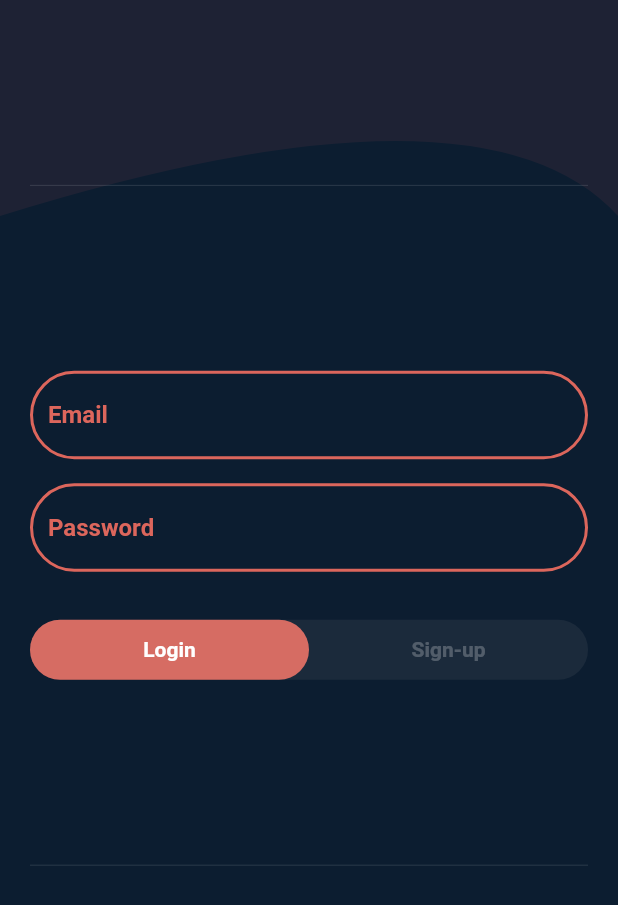
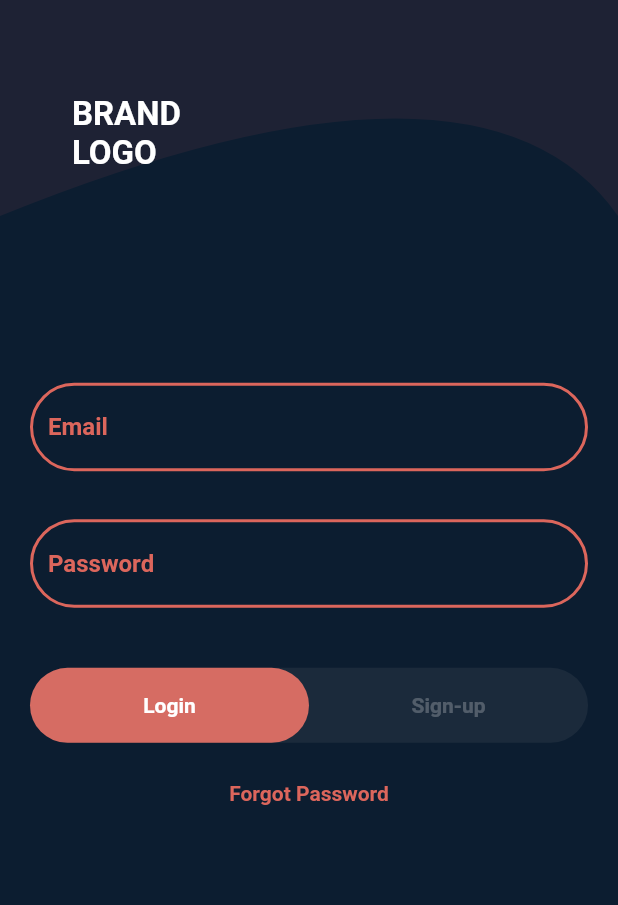
Before and after one commit to MherKarapetyan/mobxTest, a Flutter app: the screen it shows after launch, on a phone screen of 412 x 824 dp. Shown: the top 905 px of the screen. Run offline on Flutter 3.47's test engine with Material 2 defaults, Android fonts, the phone set to English and light mode, and no system bars; our stand-ins replace flutter_mobx, flutter_secure_storage, google_fonts, mobx; accounts and stored records are empty; generated files the repository leaves out were written again; Roboto replaces fonts that are missing (Ubuntu).

Commit message:
Minor UI changes

```diff
--- a/lib/helper/themes.dart
+++ b/lib/helper/themes.dart
@@ -33,6 +33,7 @@ class AppThemes {
       appBarTheme: AppBarTheme(brightness: Brightness.dark),
       primaryTextTheme: TextTheme(
         button: GoogleFonts.ubuntu(fontWeight: FONTWEIGHT_SEMI_BOLD),
+        headline6: GoogleFonts.ubuntu(fontWeight: FONTWEIGHT_SEMI_BOLD, fontSize: 22),
       ),
       inputDecorationTheme: InputDecorationTheme(
         hintStyle:
--- a/lib/presentation/auth/auth.dart
+++ b/lib/presentation/auth/auth.dart
@@ -8,6 +8,7 @@ import 'package:mobx_with_clean_archtecture/helper/routes.dart';
 import 'package:mobx_with_clean_archtecture/presentation/auth/auth_module.dart';
 import 'package:mobx_with_clean_archtecture/presentation/auth/auth_styles.dart';
 import 'package:mobx_with_clean_archtecture/presentation/auth/components/segmented_control.dart';
+import 'package:mobx_with_clean_archtecture/presentation/widgets/buttons/buttons.dart';
 import 'package:mobx_with_clean_archtecture/presentation/widgets/custom_paint/custom_paint.dart';
 import 'package:mobx_with_clean_archtecture/presentation/widgets/loading.dart';
 import 'package:mobx_with_clean_archtecture/presentation/widgets/textfields/textfield.dart';
@@ -39,9 +40,9 @@ class AuthPage extends StatelessWidget {
                           child: ListView(
                             children: [
                               Divider(
-                                height: MediaQuery.of(context).size.height *
-                                    _styles.dividerHeightFactor,
-                              ),
+                                  height: MediaQuery.of(context).size.height *
+                                      _styles.dividerHeightFactor,
+                                  color: AppThemes.transparent),
                               AppTextField(
                                 validator: _auth.validateEmail,
                                 onChanged: _auth.changeEmail,
@@ -60,13 +61,37 @@ class AuthPage extends StatelessWidget {
                                     _styles.segmentedControlWidthFactor,
                                 child: const SegmentedControl(),
                               ),
+                              AppButton(
+                                child: Text(
+                                  'Forgot Password',
+                                  style: Theme.of(context)
+                                      .primaryTextTheme
+                                      .button
+                                      ?.copyWith(
+                                        color: Theme.of(context)
+                                            .secondaryHeaderColor,
+                                      ),
+                                ),
+                                onPressed: () {},
+                              ),
                               Divider(
-                                height: MediaQuery.of(context).size.height *
-                                    _styles.dividerHeightFactor,
-                              ),
+                                  height: MediaQuery.of(context).size.height *
+                                      _styles.dividerHeightFactor,
+                                  color: AppThemes.transparent),
                             ],
                           ),
                         ),
+                      ),
+                    ),
+                    Positioned(
+                      top: window.physicalSize.height * 0.035,
+                      left: window.physicalSize.width * 0.02,
+                      child: Text(
+                        'Brand \nLogo'.toUpperCase(),
+                        style: Theme.of(context)
+                            .primaryTextTheme
+                            .headline6
+                            ?.copyWith(color: AppThemes.white),
                       ),
                     ),
                     if (_auth.loading) const Loading(),
--- a/lib/presentation/auth/components/segmented_control_styles.dart
+++ b/lib/presentation/auth/components/segmented_control_styles.dart
@@ -1,7 +1,7 @@
 import 'package:flutter/material.dart' show BorderRadius, Curve, Curves;
 
 class SegmentedControlStyles {
-  final double height = 40;
+  final double height = 50;
   final double buttonsBackgroundOpacity = 0.1;
   final BorderRadius borderRadius = BorderRadius.circular(100);
   final Duration animationDuration = Duration(milliseconds: 400);
--- a/lib/presentation/widgets/buttons/buttons.dart
+++ b/lib/presentation/widgets/buttons/buttons.dart
@@ -1,10 +1,29 @@
 import 'package:flutter/material.dart';
+import 'package:mobx_with_clean_archtecture/helper/themes.dart';
 
 class AppButton extends StatelessWidget {
-  const AppButton({Key? key}) : super(key: key);
+  final Function()? onPressed;
+  final Widget child;
+  AppButton({
+    Key? key,
+    required this.onPressed,
+    required this.child,
+  }) : super(key: key);
 
   @override
   Widget build(BuildContext context) {
-    return Container();
+    return Padding(
+      padding: const EdgeInsets.symmetric(vertical: 10.0),
+      child: MaterialButton(
+        onPressed: onPressed,
+        elevation: 0,
+        focusElevation: 0,
+        highlightElevation: 0,
+        child: child,
+        color: AppThemes.darkBlue,
+        splashColor: AppThemes.transparent,
+        highlightColor: AppThemes.transparent,
+      ),
+    );
   }
 }
--- a/lib/presentation/widgets/custom_paint/custom_paint.dart
+++ b/lib/presentation/widgets/custom_paint/custom_paint.dart
@@ -10,7 +10,7 @@ class AuthPageCustomPaint extends CustomPainter {
     final Paint paint = Paint()..color = AppThemes.darkPurple;
     final Path path = Path()
       ..lineTo(0, window.physicalSize.height * 0.08)
-      ..relativeQuadraticBezierTo(size.width * 0.78, -100, size.width, 0)
+      ..relativeQuadraticBezierTo(size.width * 0.78, -130, size.width, 0)
       ..lineTo(size.width, 0)
       ..close();
 
--- a/lib/presentation/widgets/textfields/textfield.dart
+++ b/lib/presentation/widgets/textfields/textfield.dart
@@ -17,12 +17,15 @@ class AppTextField extends StatelessWidget {
 
   @override
   Widget build(BuildContext context) {
-    return TextFormField(
-      onChanged: onChanged,
-      validator: validator,
-      autovalidateMode: AutovalidateMode.onUserInteraction,
-      cursorColor: Theme.of(context).secondaryHeaderColor,
-      decoration: InputDecoration(hintText: hintText),
+    return Padding(
+      padding: _styles.textfieldPadding,
+      child: TextFormField(
+        onChanged: onChanged,
+        validator: validator,
+        autovalidateMode: AutovalidateMode.onUserInteraction,
+        cursorColor: Theme.of(context).secondaryHeaderColor,
+        decoration: InputDecoration(hintText: hintText),
+      ),
     );
   }
 }
--- a/lib/presentation/widgets/textfields/textfield_styles.dart
+++ b/lib/presentation/widgets/textfields/textfield_styles.dart
@@ -1,6 +1,7 @@
-import 'package:flutter/material.dart' show BorderRadius;
+import 'package:flutter/material.dart' show BorderRadius, EdgeInsets;
 
 class TextFieldStyles {
   final BorderRadius textFieldBorderRadius = BorderRadius.circular(50);
+  final EdgeInsets textfieldPadding = EdgeInsets.symmetric(vertical: 8.0);
   final double borderWidth = 2;
 }
```
